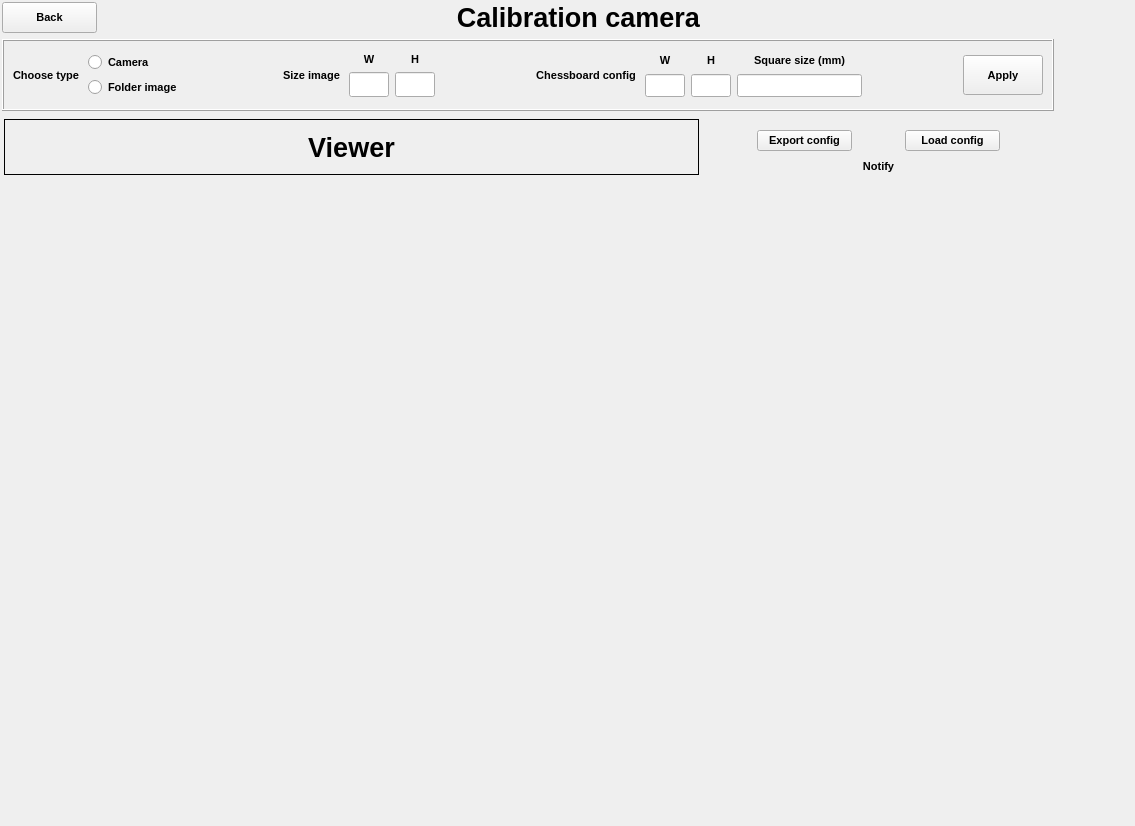
Above: ui/calibration_camera.ui from quanglv1996/image-processing-cv2 before the change. Below: the same form after it.
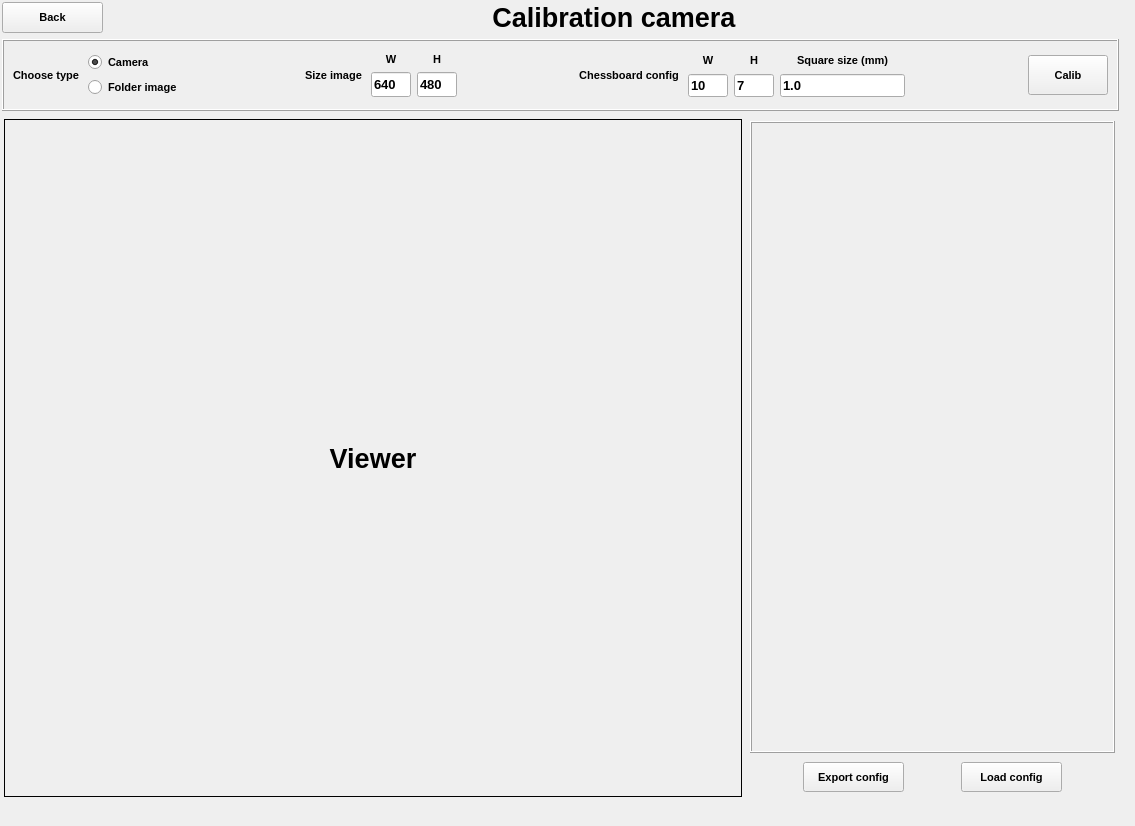
That is the form after the change.

What changed in the file:
```diff
--- a/ui/calibration_camera.ui
+++ b/ui/calibration_camera.ui
@@ -20,7 +20,15 @@
   <property name="windowTitle">
    <string>Form</string>
   </property>
-  <widget class="QWidget" name="">
+  <widget class="QWidget" name="layoutWidget">
+   <property name="geometry">
+    <rect>
+     <x>0</x>
+     <y>0</y>
+     <width>1121</width>
+     <height>801</height>
+    </rect>
+   </property>
    <layout class="QVBoxLayout" name="verticalLayout_3" stretch="1,2,100">
     <property name="leftMargin">
      <number>2</number>
@@ -114,6 +122,9 @@
            <property name="text">
             <string>Camera</string>
            </property>
+           <property name="checked">
+            <bool>true</bool>
+           </property>
           </widget>
          </item>
          <item>
@@ -215,6 +226,9 @@
              <pointsize>10</pointsize>
             </font>
            </property>
+           <property name="text">
+            <string>640</string>
+           </property>
           </widget>
          </item>
          <item row="1" column="1">
@@ -230,6 +244,9 @@
              <pointsize>10</pointsize>
             </font>
            </property>
+           <property name="text">
+            <string>480</string>
+           </property>
           </widget>
          </item>
         </layout>
@@ -289,6 +306,9 @@
              <pointsize>10</pointsize>
             </font>
            </property>
+           <property name="text">
+            <string>7</string>
+           </property>
           </widget>
          </item>
          <item row="0" column="1">
@@ -349,6 +369,9 @@
              <pointsize>10</pointsize>
             </font>
            </property>
+           <property name="text">
+            <string>10</string>
+           </property>
           </widget>
          </item>
          <item row="1" column="2">
@@ -358,6 +381,9 @@
              <pointsize>10</pointsize>
             </font>
            </property>
+           <property name="text">
+            <string>1.0</string>
+           </property>
           </widget>
          </item>
         </layout>
@@ -389,7 +415,7 @@
           </font>
          </property>
          <property name="text">
-          <string>Apply</string>
+          <string>Calib</string>
          </property>
         </widget>
        </item>
@@ -424,7 +450,7 @@
        </widget>
       </item>
       <item>
-       <layout class="QVBoxLayout" name="verticalLayout_2" stretch="10,1,1">
+       <layout class="QVBoxLayout" name="verticalLayout_2" stretch="10,1">
         <property name="leftMargin">
          <number>2</number>
         </property>
@@ -538,21 +564,6 @@
           </item>
          </layout>
         </item>
-        <item>
-         <widget class="QLabel" name="labelNotify">
-          <property name="font">
-           <font>
-            <pointsize>8</pointsize>
-           </font>
-          </property>
-          <property name="text">
-           <string>Notify</string>
-          </property>
-          <property name="alignment">
-           <set>Qt::AlignCenter</set>
-          </property>
-         </widget>
-        </item>
        </layout>
       </item>
      </layout>
```
